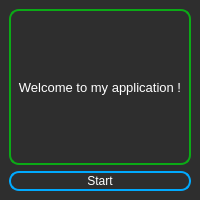
First picture: the form in face_recognizer/raw_UIs/welcome_window.ui, repository NabilKarroumi/face_recognizer-git, before the edit.
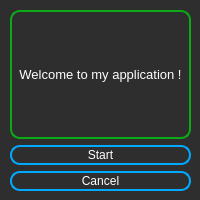
Second picture: the form after the edit.

```diff
--- a/face_recognizer/raw_UIs/welcome_window.ui
+++ b/face_recognizer/raw_UIs/welcome_window.ui
@@ -34,6 +34,15 @@
 	background-color: rgb(46, 46, 46);
 }</string>
    </property>
+   <widget class="QWidget" name="">
+    <property name="geometry">
+     <rect>
+      <x>10</x>
+      <y>10</y>
+      <width>181</width>
+      <height>181</height>
+     </rect>
+    </property>
    <layout class="QVBoxLayout" name="verticalLayout">
     <item>
      <widget class="QLabel" name="application_presentation_label">
@@ -90,7 +99,41 @@
       </property>
      </widget>
     </item>
-   </layout>
+     <item>
+      <widget class="QPushButton" name="application_cancel_btn">
+       <property name="minimumSize">
+        <size>
+         <width>0</width>
+         <height>0</height>
+        </size>
+       </property>
+       <property name="maximumSize">
+        <size>
+         <width>200</width>
+         <height>20</height>
+        </size>
+       </property>
+       <property name="styleSheet">
+        <string notr="true">QPushButton {
+	color: #ffffff;
+	background-color: none;
+	border: 2px solid rgb(0, 170, 255);
+	border-radius: 10px;
+}
+QPushButton:hover {
+	border: 2px solid rgb(255, 0, 0);
+}
+QPushButton:pressed {
+	background-color: rgb(100, 100, 100);
+}</string>
+       </property>
+       <property name="text">
+        <string>Cancel</string>
+       </property>
+      </widget>
+     </item>
+    </layout>
+   </widget>
   </widget>
  </widget>
  <resources/>
```
Lines whose indentation alone changed are shown as unchanged.
